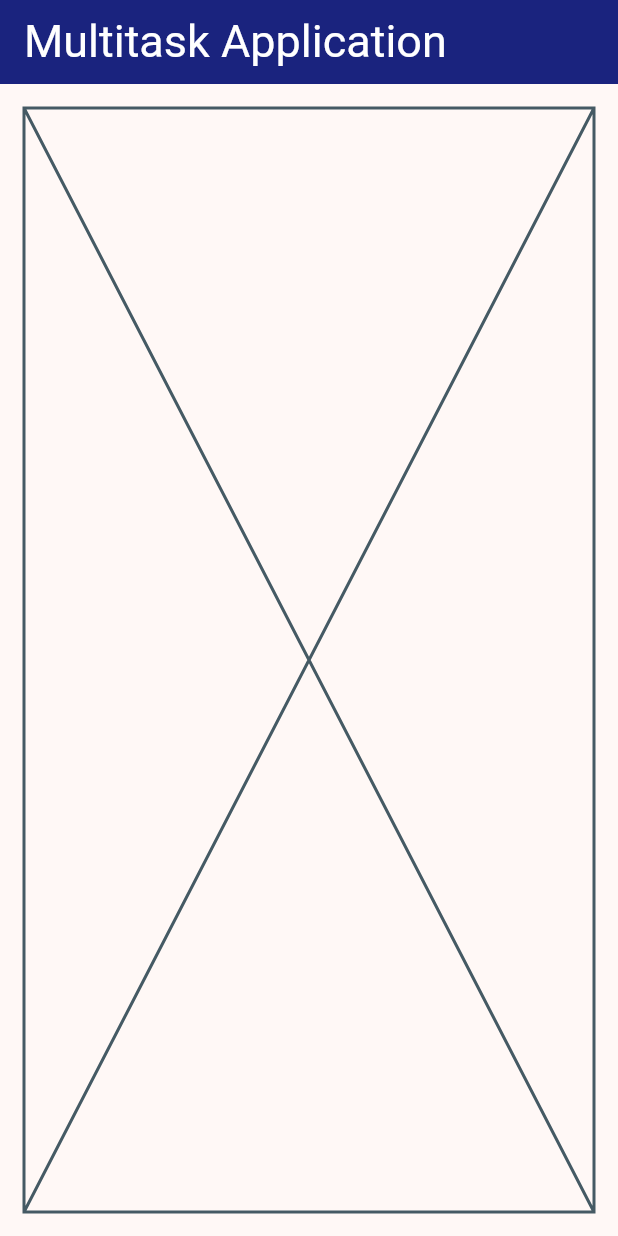
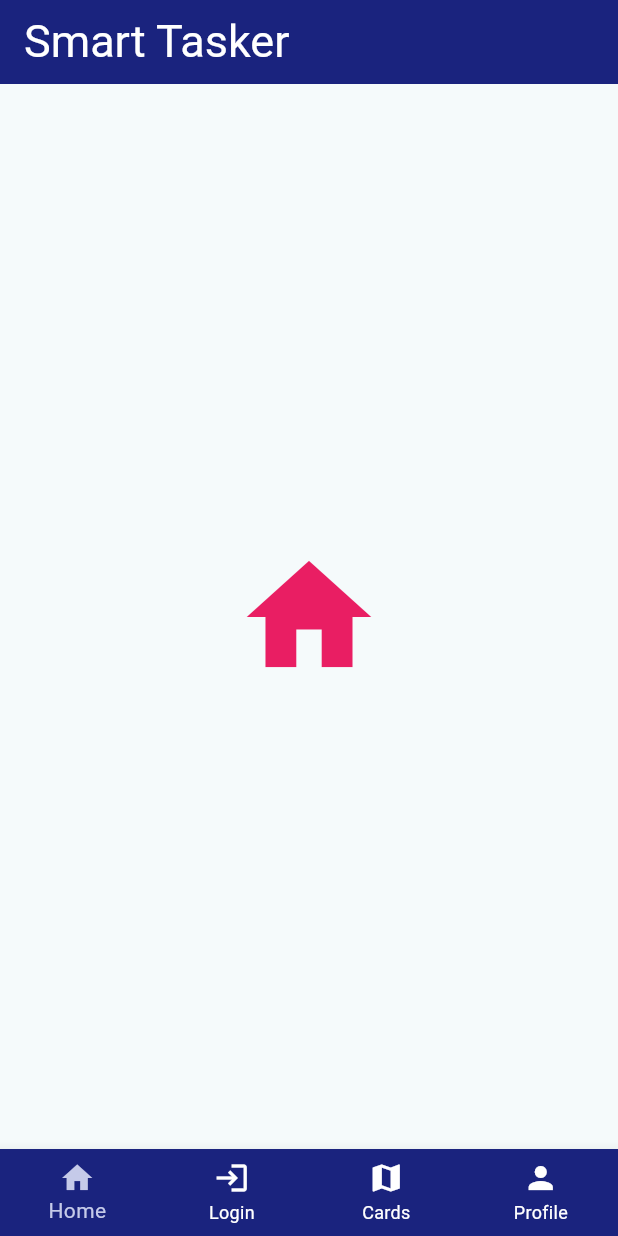
Before and after one commit to ibtisdl/Multitask_mobileApp, a Flutter app: the screen it shows after launch, on a phone screen of 412 x 824 dp. Run offline on Flutter 3.47's test engine with Material 3 defaults, Android fonts, the light colour scheme and no system bars.

Commit message:
second commit

```diff
--- a/lib/Screens/cards.view.dart
+++ b/lib/Screens/cards.view.dart
@@ -5,6 +5,8 @@ class CardsView extends StatelessWidget {
 
   @override
   Widget build(BuildContext context) {
-    return const Placeholder();
+    return Center(
+      child: Image.asset("images/maps.jpg"),
+    );
   }
 }
--- a/lib/Screens/home.view.dart
+++ b/lib/Screens/home.view.dart
@@ -5,6 +5,13 @@ class HomeView extends StatelessWidget {
 
   @override
   Widget build(BuildContext context) {
-    return const Placeholder();
+    return Center(
+      child: Icon(
+        Icons.home,
+        color: Colors.pink,
+        size: 100,
+      ),
+    );
+    ;
   }
 }
--- a/lib/home.page.dart
+++ b/lib/home.page.dart
@@ -13,15 +13,20 @@ class HomePage extends StatefulWidget {
 
 class _HomePageState extends State<HomePage> {
   int currIndex = 0;
-
+// on tap paramètre de bar ktkhdm fch knselectionni hdak select index byn chnu drt ldakhl glt lih set state sir lwidget anchangi state dlwidget
   List<Widget> pages = [HomeView(), LoginView(), CardsView(), ProfileView()];
+  void changepage(int selectIndex) {
+    setState(() {
+      currIndex = selectIndex;
+    });
+  }
 
   @override
   Widget build(BuildContext context) {
     return Scaffold(
       appBar: AppBar(
         title: Text(
-          "Multitask Application",
+          "Smart Tasker",
           style: TextStyle(color: Colors.white, fontSize: 30),
         ),
         backgroundColor: Colors.indigo[900],
@@ -34,6 +39,21 @@ class _HomePageState extends State<HomePage> {
           children: pages,
         ),
       )),
+      bottomNavigationBar: BottomNavigationBar(
+        type: BottomNavigationBarType.fixed,
+        currentIndex: currIndex,
+        backgroundColor: Colors.indigo[900],
+        selectedItemColor: Colors.indigo[100],
+        unselectedItemColor: Colors.white,
+        items: [
+          BottomNavigationBarItem(icon: Icon(Icons.home), label: "Home"),
+          BottomNavigationBarItem(icon: Icon(Icons.login), label: "Login"),
+          BottomNavigationBarItem(icon: Icon(Icons.map), label: "Cards"),
+          BottomNavigationBarItem(icon: Icon(Icons.person), label: "Profile"),
+        ],
+        //on ne de donne pas d index car ma méthode est prédéfini elle prend le paramètre depuis le click
+        onTap: changepage,
+      ),
     );
   }
 }
--- a/lib/main.dart
+++ b/lib/main.dart
@@ -19,7 +19,7 @@ class MyApp extends StatelessWidget {
                   displayLarge:
                       TextStyle(fontSize: 45, color: Colors.indigo[400])),
               colorScheme: ColorScheme.fromSeed(
-                  seedColor: Colors.brown, primary: Colors.brown),
+                  seedColor: Colors.white, primary: Colors.white),
               indicatorColor: Colors.green),
       home: HomePage(),
     );
--- a/pubspec.yaml
+++ b/pubspec.yaml
@@ -59,8 +59,8 @@ flutter:
   uses-material-design: true
 
   # To add assets to your application, add an assets section, like this:
-  # assets:
-  #   - images/a_dot_burr.jpeg
+  assets:
+      - images/maps.jpg
   #   - images/a_dot_ham.jpeg
 
   # An image asset can refer to one or more resolution-specific "variants", see
```
Also changed, not shown: lib/Screens/login.view.dart (+7 -1 lines), lib/Screens/profile.view.dart (+7 -1 lines), images/map.jpg (added), images/maps.jpg (added).
